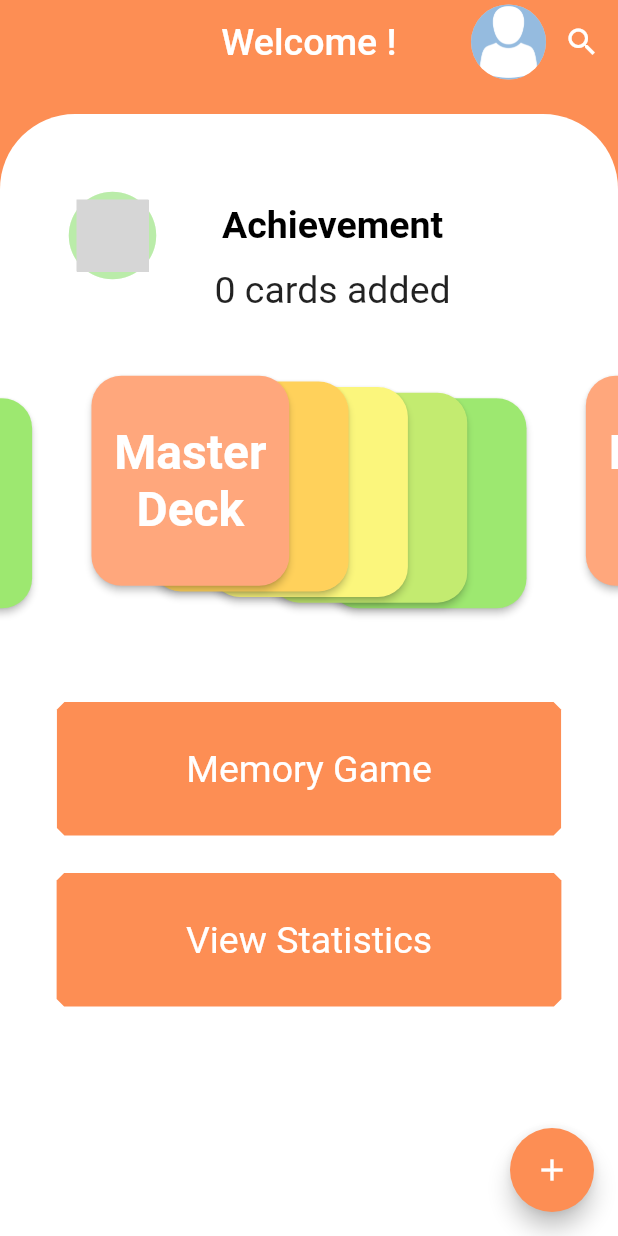
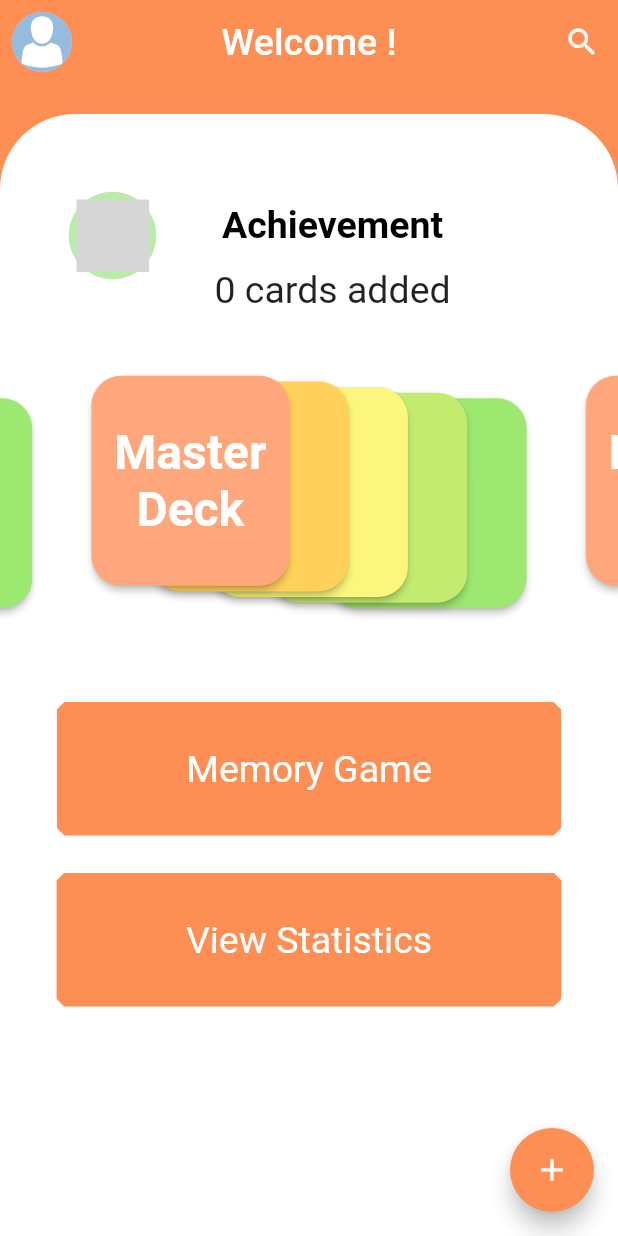
Before and after one commit to acm-projects/RememberMe, a Flutter app: the Homepage widget shown alone on an empty page, opened directly, on a phone screen of 412 x 824 dp. Run offline on Flutter 3.47's test engine with Material 2 defaults, Android fonts, the light colour scheme and no system bars; drawn by our look-alikes of carousel_slider, flutter_speed_dial; our stand-ins replace cached_network_image, cloud_firestore, firebase_auth, firebase_core, firebase_storage, image_picker and 2 more; missing offline and left inert: icon_decoration; accounts and stored records are empty; network calls fail; grey boxes are pictures that could not be loaded.

Commit message:
Add avatar to homescreen

```diff
--- a/lib/screens/Homescreen.dart
+++ b/lib/screens/Homescreen.dart
@@ -2,6 +2,7 @@ import 'package:flutter/material.dart';
 import 'package:flutter_speed_dial/flutter_speed_dial.dart';
 import 'package:rememberme/Screens/MemorySelect.dart';
 import 'package:rememberme/screens/CardView.dart';
+import 'package:rememberme/screens/MemoryGame.dart';
 import 'package:rememberme/screens/Stats.dart';
 import 'package:rememberme/screens/modifycard.dart';
 import 'package:rememberme/screens/profile.dart';
@@ -12,6 +13,7 @@ import 'package:rememberme/services/deckservice.dart';
 import 'package:rememberme/widgets/deckcarousel.dart';
 import 'package:rememberme/widgets/roundedpage.dart';
 import 'package:icon_decoration/icon_decoration.dart';
+import 'package:rememberme/widgets/useravatar.dart';
 
 class Homepage extends StatefulWidget {
   const Homepage({Key? key}) : super(key: key);
@@ -59,22 +61,6 @@ class _HomepageState extends State<Homepage> {
         ],
       ),
       appBarActions: [
-        InkWell(
-          onTap: () {
-            Navigator.push(
-              context,
-              MaterialPageRoute(builder: (context) => const Profile()),
-            );
-          },
-          child: SizedBox(
-            height: 50,
-            width: 50,
-            child: CircleAvatar(
-              // add image to assets folder or get image from firebase and put here
-              backgroundImage: AssetImage('assets/avatar.webp'),
-            ),
-          ),
-        ),
         IconButton(
           onPressed: () {
             // method to show the search bar
@@ -88,6 +74,18 @@ class _HomepageState extends State<Homepage> {
           icon: const Icon(Icons.search),
         )
       ],
+      leading: InkWell(
+        onTap: () {
+          Navigator.push(
+            context,
+            MaterialPageRoute(builder: (context) => const Profile()),
+          );
+        },
+        child: Container(
+          margin: const EdgeInsets.all(8),
+          child: const UserAvatar(),
+        ),
+      ),
       child: Column(
         children: <Widget>[
           Row(
@@ -193,7 +191,7 @@ class _HomepageState extends State<Homepage> {
               onPressed: () {
                 Navigator.push(
                   context,
-                  MaterialPageRoute(builder: (context) => const MemorySelect()),
+                  MaterialPageRoute(builder: (context) => MemoryGame()),
                 );
               },
               child: Text(' Memory Game '),
```
